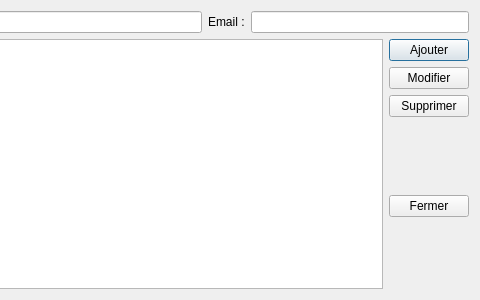
ThFeneuil/KholloAutoQt, file managers/studentsmanager.ui: the form before one commit; both pictures show x 350 to 830 and y 0 to 300 of the 830 by 300 pixel window.
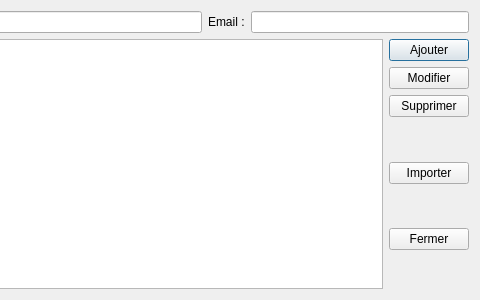
The form after the commit.

Patch:
```diff
--- a/managers/studentsmanager.ui
+++ b/managers/studentsmanager.ui
@@ -85,6 +85,26 @@
          </property>
         </widget>
        </item>
+       <item>
+        <spacer name="verticalSpacer_3">
+         <property name="orientation">
+          <enum>Qt::Vertical</enum>
+         </property>
+         <property name="sizeHint" stdset="0">
+          <size>
+           <width>20</width>
+           <height>40</height>
+          </size>
+         </property>
+        </spacer>
+       </item>
+       <item>
+        <widget class="QPushButton" name="btn_import">
+         <property name="text">
+          <string>Importer</string>
+         </property>
+        </widget>
+       </item>
        <item>
         <spacer name="verticalSpacer_2">
          <property name="orientation">
```
